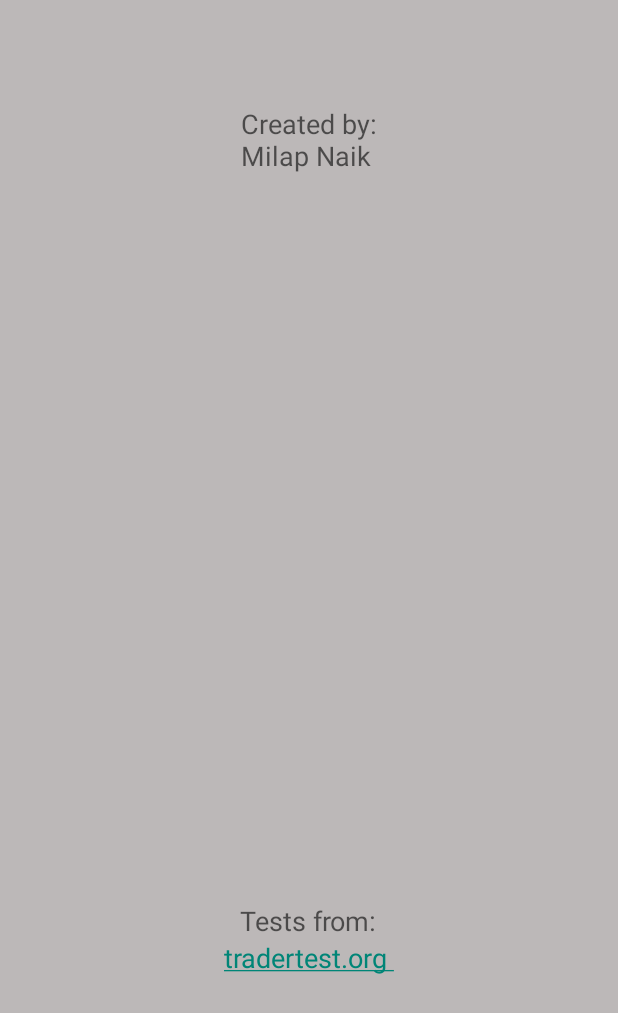
After one commit to MilapNaik/MentalMathWorkout, an Android app: the Info screen opened directly, with no data from a screen before it, on a phone screen of 412 x 824 dp. The commit adds this screen. Shown: the top 1013 px of the screen. Run offline under Robolectric (Android 15) with nearby library versions, the phone set to English and light mode, and no system bars.

Commit message:
Deleted send message, added about page

```diff
--- /dev/null
+++ b/app/src/main/java/com/milapnaik/mentalmathworkout/Info.java
@@ -0,0 +1,26 @@
+package com.milapnaik.mentalmathworkout;
+
+import android.os.Bundle;
+import android.content.Intent;
+import android.support.v7.app.AppCompatActivity;
+import android.widget.TextView;
+import android.text.method.LinkMovementMethod;
+import android.text.Html;
+
+/**
+ * Created by MilapNaik on 5/5/16.
+ */
+public class Info extends AppCompatActivity {
+
+    @Override
+    protected void onCreate(Bundle savedInstanceState) {
+        super.onCreate(savedInstanceState);
+        setContentView(R.layout.activity_info);
+
+        TextView textView =(TextView)findViewById(R.id.TTlink);
+        textView.setClickable(true);
+        textView.setMovementMethod(LinkMovementMethod.getInstance());
+        String text = "<a href='http://www.tradertest.org'> tradertest.org </a>";
+        textView.setText(Html.fromHtml(text));
+    }
+}
--- /dev/null
+++ b/app/src/main/res/layout/activity_info.xml
@@ -0,0 +1,37 @@
+<?xml version="1.0" encoding="utf-8"?>
+<RelativeLayout xmlns:android="http://schemas.android.com/apk/res/android"
+    xmlns:tools="http://schemas.android.com/tools"
+    android:layout_width="match_parent" android:layout_height="match_parent"
+    tools:context=".Info"
+    android:background="#bcb8b8">
+
+    <TextView
+        android:layout_width="wrap_content"
+        android:layout_height="wrap_content"
+        android:textAppearance="?android:attr/textAppearanceMedium"
+        android:text="@string/about"
+        android:id="@+id/Created"
+        android:layout_alignParentTop="true"
+        android:layout_centerHorizontal="true"
+        android:layout_marginTop="70dp" />
+
+    <TextView
+        android:layout_width="wrap_content"
+        android:layout_height="wrap_content"
+        android:textAppearance="?android:attr/textAppearanceMedium"
+        android:text="Tests from:"
+        android:id="@+id/textView"
+        android:layout_above="@+id/TTlink"
+        android:layout_centerHorizontal="true" />
+
+    <TextView
+        android:layout_width="wrap_content"
+        android:layout_height="wrap_content"
+        android:textAppearance="?android:attr/textAppearanceMedium"
+        android:id="@+id/TTlink"
+        android:layout_alignParentBottom="true"
+        android:layout_centerHorizontal="true"
+        android:layout_marginBottom="173dp" />
+
+
+</RelativeLayout>
--- a/app/src/main/res/values/strings.xml
+++ b/app/src/main/res/values/strings.xml
@@ -8,4 +8,5 @@
     <string name="logo">Logo</string>
     <string name="correct_toast">Correct!</string>
     <string name="incorrect_toast">Incorrect!</string>
+    <string name="about">Created by:\nMilap Naik</string>
 </resources>
```
Also changed, not shown: app/src/main/AndroidManifest.xml (+9 -0 lines), app/src/main/java/com/milapnaik/mentalmathworkout/MainActivity.java (+5 -14 lines), app/src/main/res/layout/activity_main.xml (+16 -32 lines), app/src/main/res/drawable/info.png (added).
